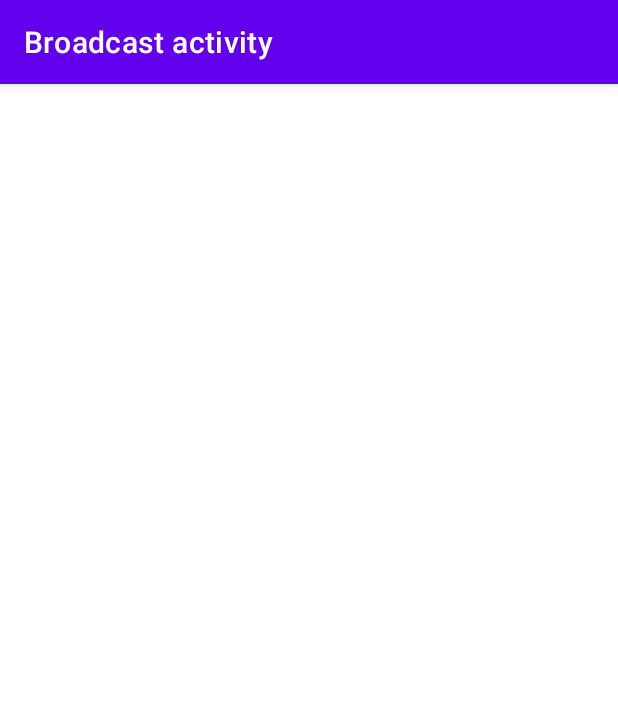
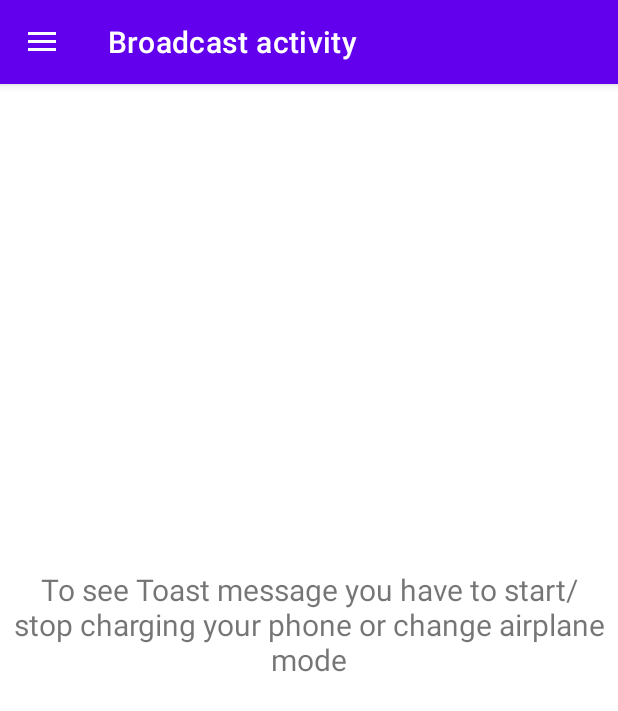
Before and after one commit to ireneMel/MyApp2, an Android app: the BroadcastActivity screen opened directly, with no data from a screen before it, on a phone screen of 412 x 824 dp. Shown: the top 711 px of the screen. Run offline under Robolectric (Android 15) with nearby library versions, the phone set to English and light mode, and no system bars; our stand-ins replace navigation-ui.

Commit message:
nav drawer fixed

```diff
--- a/app/src/main/java/com/example/myapp2/async/AsyncTaskLoaderActivity.java
+++ b/app/src/main/java/com/example/myapp2/async/AsyncTaskLoaderActivity.java
@@ -1,9 +1,11 @@
 package com.example.myapp2.async;
 
+import android.app.ActionBar;
 import android.content.Context;
 import android.net.ConnectivityManager;
 import android.net.NetworkInfo;
 import android.os.Bundle;
+import android.view.LayoutInflater;
 import android.view.View;
 import android.view.inputmethod.InputMethodManager;
 import android.widget.EditText;
--- a/app/src/main/java/com/example/myapp2/broadcast/BroadcastActivity.java
+++ b/app/src/main/java/com/example/myapp2/broadcast/BroadcastActivity.java
@@ -3,29 +3,55 @@ package com.example.myapp2.broadcast;
 import android.content.Intent;
 import android.content.IntentFilter;
 import android.os.Bundle;
+import android.view.MenuItem;
 
+import androidx.annotation.NonNull;
 import androidx.annotation.Nullable;
+import androidx.appcompat.app.ActionBarDrawerToggle;
 import androidx.appcompat.app.AppCompatActivity;
 import androidx.drawerlayout.widget.DrawerLayout;
-import androidx.navigation.NavController;
-import androidx.navigation.Navigation;
 import androidx.navigation.ui.AppBarConfiguration;
-import androidx.navigation.ui.NavigationUI;
 
+import com.example.myapp2.HelpActivity;
+import com.example.myapp2.MainActivity;
 import com.example.myapp2.R;
+import com.example.myapp2.async.AsyncTaskLoaderActivity;
 import com.example.myapp2.databinding.ActivityBroadcastBinding;
-import com.example.myapp2.databinding.ActivityMainBinding;
 import com.google.android.material.navigation.NavigationView;
 
 public class BroadcastActivity extends AppCompatActivity {
 
     private final MyBroadcastReceiver mReceiver = new MyBroadcastReceiver();
     private ActivityBroadcastBinding binding;
-    private AppBarConfiguration mAppBarConfiguration;
 
     @Override
     protected void onCreate(@Nullable Bundle savedInstanceState) {
         super.onCreate(savedInstanceState);
+
+        binding = ActivityBroadcastBinding.inflate(getLayoutInflater());
+        setContentView(binding.getRoot());
+
+        setSupportActionBar(binding.toolbar);
+
+        DrawerLayout drawer = binding.drawerLayoutBroadcast;
+        ActionBarDrawerToggle actionBarDrawerToggle = new ActionBarDrawerToggle(this, drawer, binding.toolbar, R.string.broadcast, R.string.action_settings);
+        drawer.setDrawerListener(actionBarDrawerToggle);
+        drawer.post(actionBarDrawerToggle::syncState);
+
+        Intent intent = new Intent(this, HelpActivity.class);
+        Intent intent_at = new Intent(this, AsyncTaskLoaderActivity.class);
+        Intent intent_home = new Intent(this, MainActivity.class);
+        binding.navView.setNavigationItemSelectedListener(item -> {
+            if(item.getItemId() == R.id.nav_home)
+                startActivity(intent_home);
+            if(item.getItemId() == R.id.nav_help)
+                startActivity(intent);
+            if(item.getItemId() == R.id.nav_asyncTask)
+                startActivity(intent_at);
+            if(item.getItemId() == R.id.nav_broadcast)
+                drawer.close();
+            return true;
+        });
 
         IntentFilter filter = new IntentFilter();
         filter.addAction(Intent.ACTION_POWER_CONNECTED);
--- a/app/src/main/res/layout/activity_broadcast.xml
+++ b/app/src/main/res/layout/activity_broadcast.xml
@@ -2,24 +2,48 @@
 <androidx.drawerlayout.widget.DrawerLayout xmlns:android="http://schemas.android.com/apk/res/android"
     xmlns:app="http://schemas.android.com/apk/res-auto"
     xmlns:tools="http://schemas.android.com/tools"
+    android:id="@+id/drawer_layout_broadcast"
     android:layout_width="match_parent"
-    android:id="@+id/drawer_layout_broadcast"
     android:layout_height="match_parent"
     tools:context=".broadcast.BroadcastActivity">
 
-    <TextView
-        android:id="@+id/textBroadcast"
+    <androidx.constraintlayout.widget.ConstraintLayout
         android:layout_width="match_parent"
-        android:layout_height="wrap_content"
-        android:layout_marginStart="8dp"
-        android:layout_marginTop="8dp"
-        android:layout_marginEnd="8dp"
-        android:text="To see Toast message you have to start/stop charging your phone or change airplane mode"
-        android:textAlignment="center"
-        android:textSize="20sp"
-        app:layout_constraintBottom_toBottomOf="parent"
-        app:layout_constraintEnd_toEndOf="parent"
+        android:layout_height="match_parent"
+        tools:context=".broadcast.BroadcastActivity">
+
+
+        <com.google.android.material.appbar.AppBarLayout
+            android:layout_width="match_parent"
+            android:layout_height="wrap_content"
+            android:theme="@style/Theme.MyApp2.AppBarOverlay"
+            app:layout_constraintStart_toStartOf="parent"
+            app:layout_constraintTop_toTopOf="@+id/include">
+
+            <androidx.appcompat.widget.Toolbar
+                android:id="@+id/toolbar"
+                android:layout_width="match_parent"
+                android:layout_height="?attr/actionBarSize"
+                android:background="?attr/colorPrimary"
+                app:popupTheme="@style/Theme.MyApp2.PopupOverlay" />
+
+        </com.google.android.material.appbar.AppBarLayout>
+
+        <include
+            android:id="@+id/include"
+            layout="@layout/content_broadcast" />
+
+    </androidx.constraintlayout.widget.ConstraintLayout>
+
+
+    <com.google.android.material.navigation.NavigationView
+        android:id="@+id/nav_view"
+        android:layout_width="wrap_content"
+        android:layout_height="match_parent"
+        android:layout_gravity="start"
+        android:fitsSystemWindows="true"
+        app:headerLayout="@layout/nav_header_main"
         app:layout_constraintStart_toStartOf="parent"
-        app:layout_constraintTop_toTopOf="parent" />
+        app:menu="@menu/activity_main_drawer" />
 
 </androidx.drawerlayout.widget.DrawerLayout>
--- a/app/src/main/res/layout/app_bar_main.xml
+++ b/app/src/main/res/layout/app_bar_main.xml
@@ -22,6 +22,4 @@
 
     <include layout="@layout/content_main" />
 
-
-
 </androidx.coordinatorlayout.widget.CoordinatorLayout>
--- /dev/null
+++ b/app/src/main/res/layout/content_broadcast.xml
@@ -0,0 +1,22 @@
+<?xml version="1.0" encoding="utf-8"?>
+<androidx.constraintlayout.widget.ConstraintLayout xmlns:android="http://schemas.android.com/apk/res/android"
+    android:layout_width="match_parent"
+    android:layout_height="match_parent"
+    xmlns:app="http://schemas.android.com/apk/res-auto">
+
+    <TextView
+        android:id="@+id/textBroadcast"
+        android:layout_width="match_parent"
+        android:layout_height="wrap_content"
+        android:layout_marginStart="8dp"
+        android:layout_marginTop="8dp"
+        android:layout_marginEnd="8dp"
+        android:text="To see Toast message you have to start/stop charging your phone or change airplane mode"
+        android:textAlignment="center"
+        android:textSize="20sp"
+        app:layout_constraintBottom_toBottomOf="parent"
+        app:layout_constraintEnd_toEndOf="parent"
+        app:layout_constraintStart_toStartOf="parent"
+        app:layout_constraintTop_toTopOf="parent" />
+
+</androidx.constraintlayout.widget.ConstraintLayout>
```
Also changed, not shown: app/src/main/AndroidManifest.xml (+6 -4 lines), app/src/main/res/layout/activity_help.xml (+2 -28 lines).
